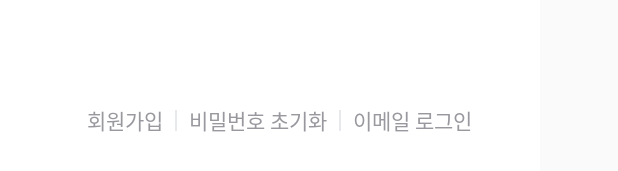
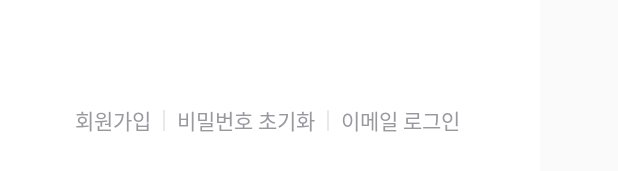
Before and after one commit to woolnd/english-fairytale-front-cooperation, an Android app: the layout activity_initial.xml on its own in the app's theme, with its tools: preview values and no code run, on a phone screen of 412 x 824 dp. Shown: the part 1040-1211 px from the top of the screen. Run offline under Robolectric (Android 15) with nearby library versions, the phone set to English and light mode, and no system bars.

Commit message:
feat: initial

```diff
--- a/app/src/main/AndroidManifest.xml
+++ b/app/src/main/AndroidManifest.xml
@@ -50,5 +50,11 @@
         <activity android:name=".SearchActivity" android:exported="false">
         </activity>
 
+        <activity android:name=".LoginActivity" android:exported="false">
+        </activity>
+
+        <activity android:name=".ResetPwActivity" android:exported="false">
+        </activity>
+
     </application>
 </manifest>
--- a/app/src/main/res/layout/activity_info.xml
+++ b/app/src/main/res/layout/activity_info.xml
@@ -24,7 +24,8 @@
         android:layout_height="wrap_content"
         android:src="@drawable/back_gray"
         app:layout_constraintTop_toTopOf="@id/title.tv"
-        app:layout_constraintStart_toStartOf="@id/email_box.iv"/>
+        app:layout_constraintStart_toStartOf="@id/email_box.iv"
+        app:layout_constraintBottom_toBottomOf="@id/title.tv"/>
 
     <ImageView
         android:id="@+id/profile.iv"
--- a/app/src/main/res/layout/activity_initial.xml
+++ b/app/src/main/res/layout/activity_initial.xml
@@ -69,7 +69,7 @@
         android:text="회원가입"
         android:textSize="14sp"
         android:textColor="#98989E"
-        android:layout_marginStart="58dp"
+        android:layout_marginStart="50dp"
         android:layout_marginBottom="40dp"
         app:layout_constraintBottom_toBottomOf="parent"
         app:layout_constraintStart_toStartOf="parent" />
@@ -107,6 +107,7 @@
         app:layout_constraintBottom_toBottomOf="@id/pw.tv"/>
 
     <TextView
+        android:id="@+id/login.tv"
         android:layout_width="wrap_content"
         android:layout_height="wrap_content"
         android:text="이메일 로그인"
```
Also changed, not shown: app/src/main/java/com/example/main/InitialActivity.kt (+11 -13 lines).
